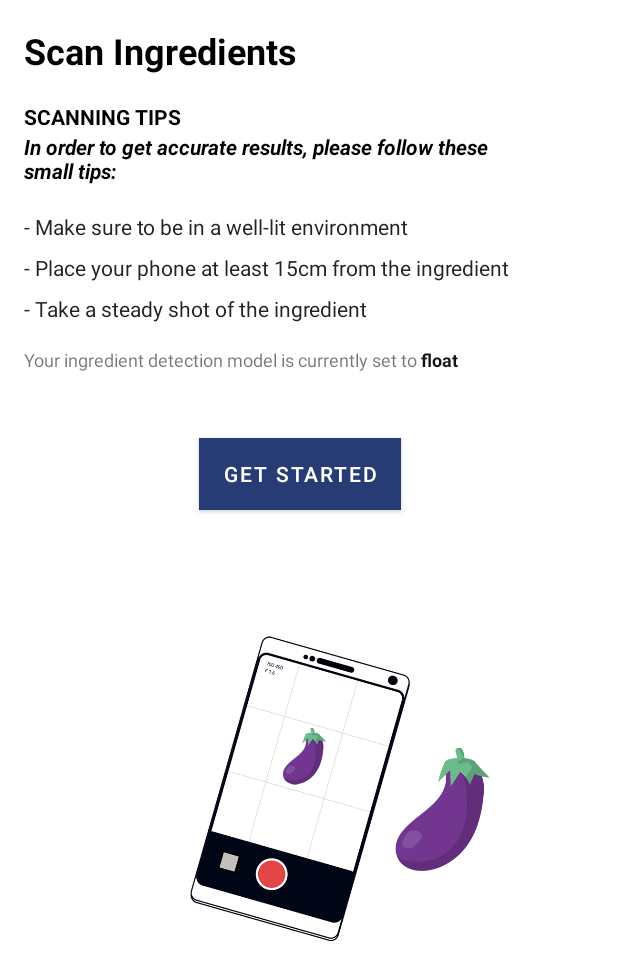
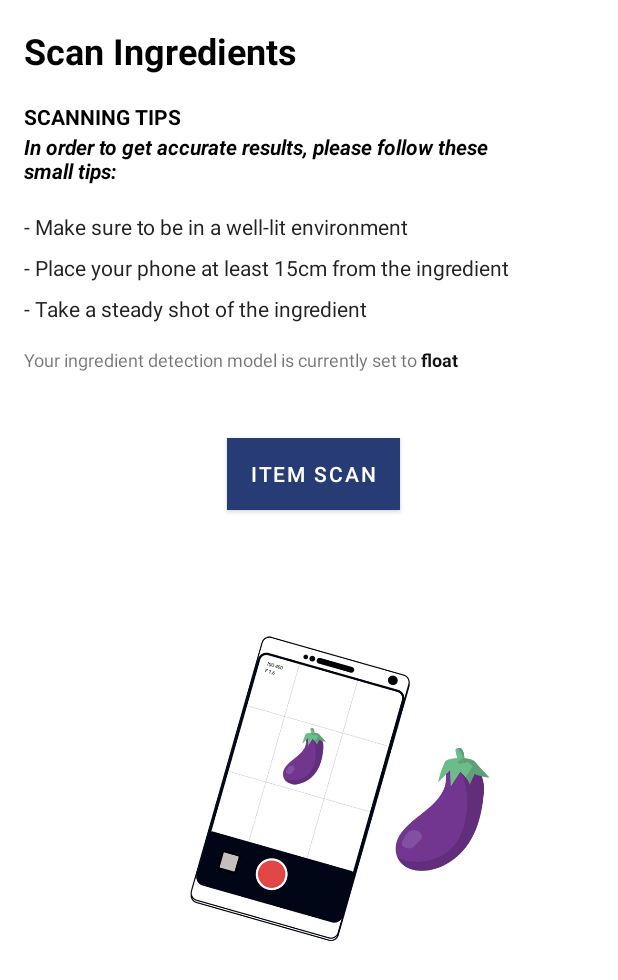
Before and after one commit to veegishx/SmartyBucket, an Android app: the ScanType screen opened directly, with no data from a screen before it, on a phone screen of 412 x 824 dp. Shown: the top 980 px of the screen. Run offline under Robolectric (Android 15) with nearby library versions, the phone set to English and light mode, and no system bars; libraries missing offline, so code that uses them is left out: com.soundcloud.android.

Commit message:
Added new activity for upcoming OCR implementation
Signed-off-by: Veegish Ramdani <veegish@cyberstorm.mu>

```diff
--- a/app/src/main/java/com/saphyrelabs/smartybucket/MainActivity.java
+++ b/app/src/main/java/com/saphyrelabs/smartybucket/MainActivity.java
@@ -3,7 +3,6 @@ package com.saphyrelabs.smartybucket;
 import androidx.annotation.NonNull;
 import androidx.appcompat.app.AppCompatActivity;
 import androidx.appcompat.widget.Toolbar;
-import androidx.cardview.widget.CardView;
 
 import android.content.Intent;
 import android.content.SharedPreferences;
@@ -18,8 +17,6 @@ import com.facebook.AccessToken;
 import com.facebook.CallbackManager;
 import com.facebook.FacebookCallback;
 import com.facebook.FacebookException;
-import com.facebook.FacebookSdk;
-import com.facebook.appevents.AppEventsLogger;
 import com.facebook.login.LoginResult;
 import com.facebook.login.widget.LoginButton;
 import com.google.android.gms.tasks.OnCompleteListener;
@@ -129,15 +126,18 @@ public class MainActivity extends AppCompatActivity {
 
     public void init() {
         setContentView(R.layout.activity_main);
-        // Default User Settings
-        SharedPreferences sharedPreferences = getApplicationContext().getSharedPreferences("myPreferences", MODE_PRIVATE);
-        SharedPreferences.Editor editor = sharedPreferences.edit();
-        editor.putString("modelType", "float");
-        editor.commit();
 
         // Retrieving persistent data
         SharedPreferences myPreferences = getSharedPreferences("myPreferences", MODE_PRIVATE);
         String modelType = myPreferences.getString("modelType",null);
+
+        if (modelType == null) {
+            // Default User Settings
+            SharedPreferences sharedPreferences = getApplicationContext().getSharedPreferences("myPreferences", MODE_PRIVATE);
+            SharedPreferences.Editor editor = sharedPreferences.edit();
+            editor.putString("modelType", "float");
+            editor.commit();
+        }
 
         SharedPreferences myAccount = getSharedPreferences("myAccount", MODE_PRIVATE);
         String facebookEmail = myAccount.getString("facebookEmail",null);
@@ -198,7 +198,7 @@ public class MainActivity extends AppCompatActivity {
         fab.setOnClickListener(new View.OnClickListener() {
             @Override
             public void onClick(View v) {
-                Intent cameraIntent = new Intent(MainActivity.this, ChooseModel.class);
+                Intent cameraIntent = new Intent(MainActivity.this, ScanType.class);
                 startActivity(cameraIntent);
             }
         });
--- a/app/src/main/java/com/saphyrelabs/smartybucket/ChooseModel.java
+++ b/app/src/main/java/com/saphyrelabs/smartybucket/ScanType.java
@@ -24,8 +24,10 @@ import com.soundcloud.android.crop.Crop;
 
 import java.io.File;
 
-public class ChooseModel extends AppCompatActivity {
-    private Button startScanBtn;
+public class ScanType extends AppCompatActivity {
+    private Button parseItemBtn;
+    private Button parseListBtn;
+    private int scanType = 0;
     public static final int REQUEST_PERMISSION = 300;
     public static final int REQUEST_IMAGE = 100;
 
@@ -38,7 +40,7 @@ public class ChooseModel extends AppCompatActivity {
     @Override
     protected void onCreate(Bundle savedInstanceState) {
         super.onCreate(savedInstanceState);
-        setContentView(R.layout.activity_choose_model);
+        setContentView(R.layout.activity_scan_options);
 
         if(ActivityCompat.checkSelfPermission(this.getApplicationContext(), Manifest.permission.CAMERA) != PackageManager.PERMISSION_GRANTED) {
             ActivityCompat.requestPermissions(this, new String[] {Manifest.permission.CAMERA}, REQUEST_PERMISSION);
@@ -52,13 +54,13 @@ public class ChooseModel extends AppCompatActivity {
             ActivityCompat.requestPermissions(this, new String[] {Manifest.permission.READ_EXTERNAL_STORAGE}, REQUEST_PERMISSION);
         }
 
-        startScanBtn = (Button) findViewById(R.id.start_scan_btn);
-        startScanBtn.setOnClickListener(new View.OnClickListener() {
+        parseItemBtn = (Button) findViewById(R.id.scan_item_btn);
+        parseItemBtn.setOnClickListener(new View.OnClickListener() {
             @Override
             public void onClick(View view) {
                 SharedPreferences myPreferences = getSharedPreferences("myPreferences", MODE_PRIVATE);
                 String modelType = myPreferences.getString("modelType",null);
-
+                scanType = 2;
                 if (modelType.equals("float")) {
                     choice = "inception_float.tflite";
                     quant = false;
@@ -70,6 +72,15 @@ public class ChooseModel extends AppCompatActivity {
                 }
 
 
+            }
+        });
+
+        parseListBtn = (Button) findViewById(R.id.scan_list_btn);
+        parseListBtn.setOnClickListener(new View.OnClickListener() {
+            @Override
+            public void onClick(View view) {
+                openCameraIntent();
+                scanType = 1;
             }
         });
 
@@ -109,22 +120,34 @@ public class ChooseModel extends AppCompatActivity {
     @Override
     protected void onActivityResult(int requestCode, int resultCode, Intent data){
         super.onActivityResult(requestCode, resultCode, data);
-        // if the camera activity is finished, obtained the uri, crop it to make it square, and send it to 'Classify' activity
+        // if the camera activity is finished, obtained the uri, crop it to make it square, and send it to 'parseItemImage' activity
         if(requestCode == REQUEST_IMAGE && resultCode == RESULT_OK) {
             try {
                 Uri source_uri = imageUri;
                 Uri dest_uri = Uri.fromFile(new File(getCacheDir(), "cropped"));
                 // need to crop it to square image as CNN's always required square input
-                Crop.of(source_uri, dest_uri).asSquare().start(ChooseModel.this);
+                Crop.of(source_uri, dest_uri).asSquare().start(ScanType.this);
             } catch (Exception e) {
                 e.printStackTrace();
             }
         }
 
-        // if cropping acitivty is finished, get the resulting cropped image uri and send it to 'Classify' activity
+        // if cropping acitivty is finished, get the resulting cropped image uri and send it to 'parseItemImage' or 'parseListImage' activity, depending on user choice of scan
         else if(requestCode == Crop.REQUEST_CROP && resultCode == RESULT_OK){
+            if (scanType == 2) {
                 imageUri = Crop.getOutput(data);
-            Intent i = new Intent(ChooseModel.this, Classify.class);
+                Intent i = new Intent(ScanType.this, parseItemImage.class);
+                // put image data in extras to send
+                i.putExtra("resID_uri", imageUri);
+                // put filename in extras
+                i.putExtra("choice", choice);
+                // put model type in extras
+                i.putExtra("quant", quant);
+                // send other required data
+                startActivity(i);
+            } else {
+                imageUri = Crop.getOutput(data);
+                Intent i = new Intent(ScanType.this, parseListImage.class);
                 // put image data in extras to send
                 i.putExtra("resID_uri", imageUri);
                 // put filename in extras
@@ -136,3 +159,4 @@ public class ChooseModel extends AppCompatActivity {
             }
         }
     }
+}
--- a/app/src/main/java/com/saphyrelabs/smartybucket/Classify.java
+++ b/app/src/main/java/com/saphyrelabs/smartybucket/parseItemImage.java
@@ -34,7 +34,7 @@ import java.util.List;
 import java.util.Map;
 import java.util.PriorityQueue;
 
-public class Classify extends AppCompatActivity {
+public class parseItemImage extends AppCompatActivity {
 
     // presets for rgb conversion
     private static final int RESULTS_TO_SHOW = 3;
@@ -132,7 +132,7 @@ public class Classify extends AppCompatActivity {
             labelProbArray = new float[1][labelList.size()];
         }
 
-        setContentView(R.layout.activity_classify);
+        setContentView(R.layout.activity_parse_item_image);
 
         // labels that hold top three results of CNN
         label1 = (TextView) findViewById(R.id.label1);
@@ -320,7 +320,7 @@ public class Classify extends AppCompatActivity {
                     System.out.println(ingredients.get(i));
                 }
 
-                Intent displayRecipeActivity = new Intent(Classify.this, DisplayRecipes.class);
+                Intent displayRecipeActivity = new Intent(parseItemImage.this, DisplayRecipes.class);
                 displayRecipeActivity.putExtra("ingredients", ingredients);
                 startActivity(displayRecipeActivity);
             }
--- a/app/src/main/res/layout/activity_classify.xml
+++ b/app/src/main/res/layout/activity_parse_item_image.xml
@@ -6,7 +6,7 @@
     android:layout_height="match_parent"
     android:background="#000000"
     android:backgroundTint="#000000"
-    tools:context=".Classify">
+    tools:context=".parseItemImage">
 
     <Button
         android:id="@+id/classify_image"
@@ -44,7 +44,7 @@
         app:layout_constraintTop_toTopOf="parent" />
 
     <ImageView
-        android:id="@+id/imageView4"
+        android:id="@+id/listImageView"
         android:layout_width="595dp"
         android:layout_height="802dp"
         app:layout_constraintBottom_toBottomOf="parent"
--- a/app/src/main/res/layout/activity_choose_model.xml
+++ b/app/src/main/res/layout/activity_scan_options.xml
@@ -8,21 +8,35 @@
     android:layout_height="match_parent"
     android:background="#FFFFFF"
     android:backgroundTint="#FFFFFF"
-    tools:context=".ChooseModel">
+    tools:context=".ScanType">
 
 
     <Button
-        android:id="@+id/start_scan_btn"
+        android:id="@+id/scan_item_btn"
         android:layout_width="wrap_content"
         android:layout_height="wrap_content"
         android:layout_marginTop="44dp"
         android:layout_marginEnd="144dp"
         android:background="#0011FD"
         android:backgroundTint="#0011FD"
-        android:text="Get Started"
+        android:text="Item Scan"
         app:layout_constraintEnd_toEndOf="parent"
         app:layout_constraintHorizontal_bias="0.993"
         app:layout_constraintStart_toStartOf="parent"
+        app:layout_constraintTop_toBottomOf="@+id/textView12" />
+
+    <Button
+        android:id="@+id/scan_list_btn"
+        android:layout_width="wrap_content"
+        android:layout_height="wrap_content"
+        android:layout_marginTop="44dp"
+        android:layout_marginEnd="268dp"
+        android:background="#0011FD"
+        android:backgroundTint="#0011FD"
+        android:text="List Scan"
+        app:layout_constraintEnd_toEndOf="parent"
+        app:layout_constraintHorizontal_bias="0.993"
+        app:layout_constraintStart_toStartOf="@+id/scan_item_btn"
         app:layout_constraintTop_toBottomOf="@+id/textView12" />
 
     <TextView
@@ -108,8 +122,7 @@
         android:text="Your ingredient detection model is currently set to "
         android:textSize="12sp"
         app:layout_constraintStart_toStartOf="parent"
-        app:layout_constraintTop_toBottomOf="@+id/textView11"
-        tools:targetApi="Your ingredient detection model is currently set to" />
+        app:layout_constraintTop_toBottomOf="@+id/textView11" />
 
     <TextView
         android:id="@+id/currentModel"
```
Also changed, not shown: app/src/main/AndroidManifest.xml (+10 -9 lines), app/src/main/java/com/saphyrelabs/smartybucket/parseListImage.java (added, +37 -0 lines), app/src/main/res/layout/activity_parse_list_image.xml (added, +70 -0 lines). Lines whose indentation alone changed are shown as unchanged.
